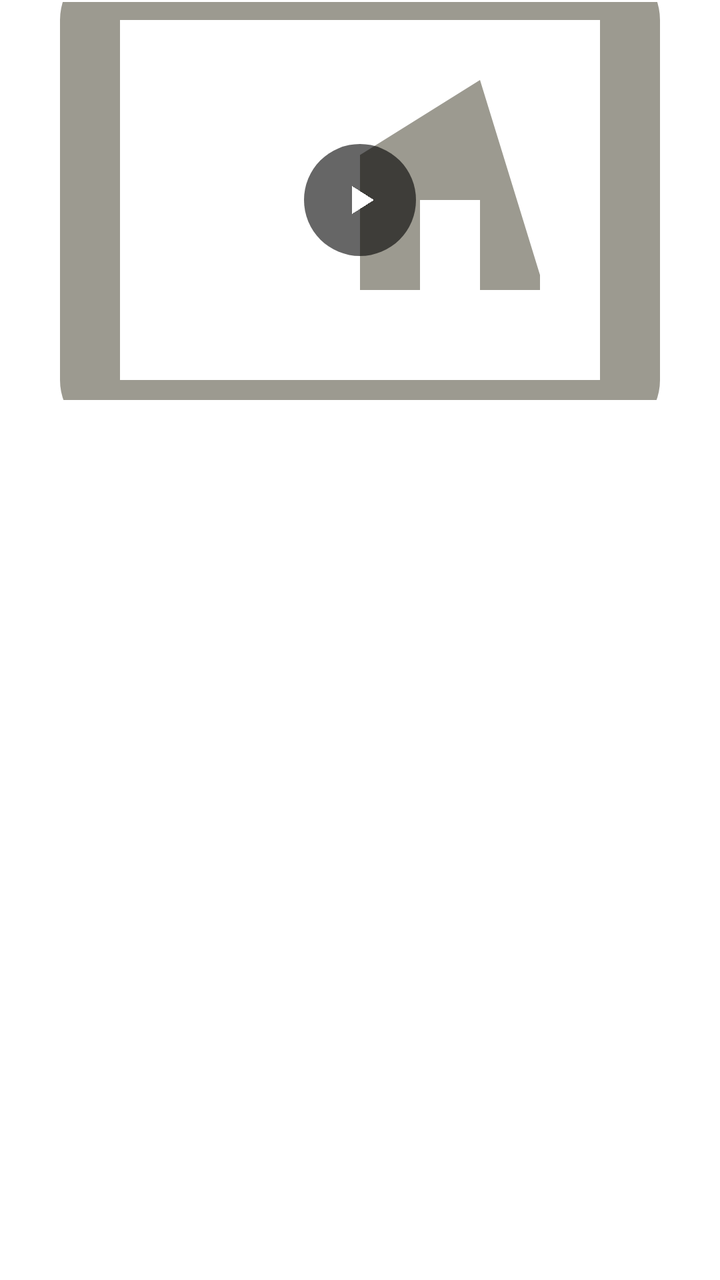
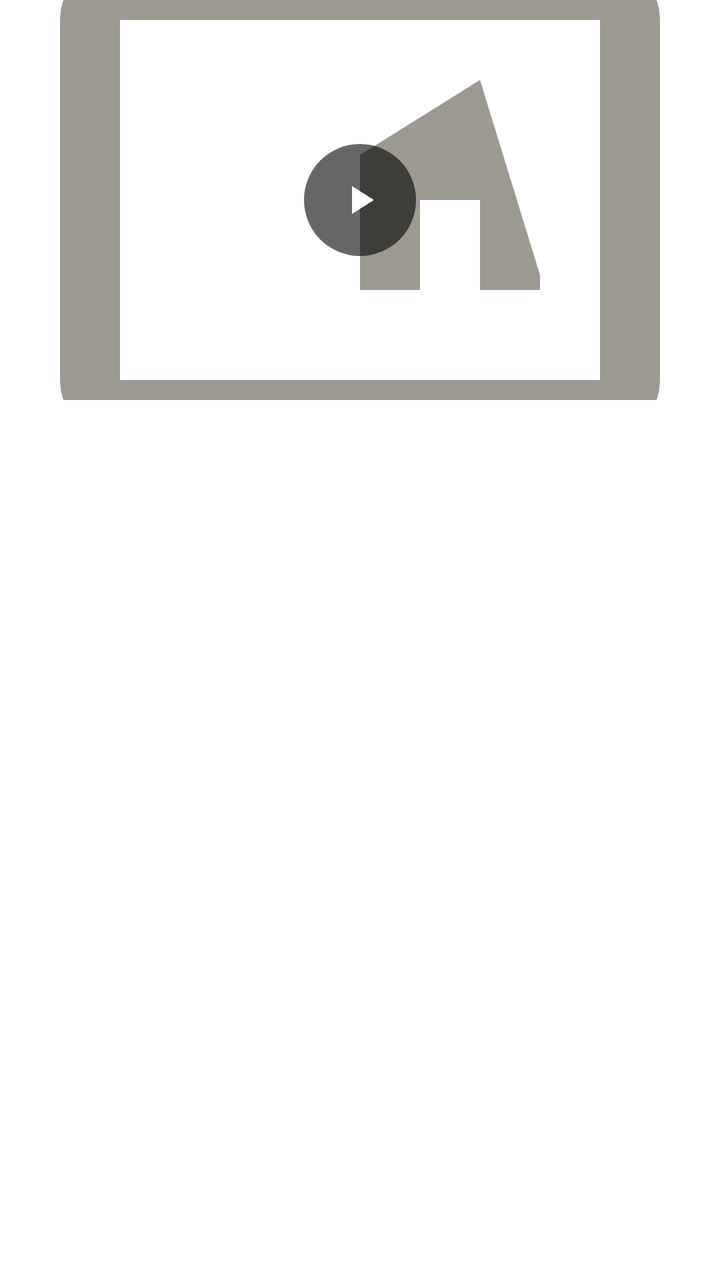

An Android layout rendered at two revisions. The XML below is the earlier revision; the diff shows what the commit changed to produce the second picture.
<!-- AndroidManifest.xml: application theme Theme.Oreshik -->
<!-- res/layout/item_video_preview.xml -->
<?xml version="1.0" encoding="utf-8"?>

<com.google.android.material.card.MaterialCardView
    xmlns:android="http://schemas.android.com/apk/res/android"
    xmlns:app="http://schemas.android.com/apk/res-auto"
    android:layout_width="match_parent"
    android:layout_height="wrap_content"
    android:layout_marginTop="4dp"
    app:cardBackgroundColor="@color/bg_card"
    app:cardCornerRadius="16dp"
    app:strokeWidth="1dp">

    <LinearLayout
        android:layout_width="match_parent"
        android:layout_height="wrap_content"
        android:orientation="vertical">

        <RelativeLayout
            android:layout_width="match_parent"
            android:layout_height="wrap_content">

            
            <ImageView
                android:id="@+id/ivVideoThumbnail"
                android:layout_width="match_parent"
                android:layout_height="200dp"
                android:scaleType="centerCrop"
                android:contentDescription="@string/video_preview"
                android:src="@drawable/ic_video_placeholder" />

            
            <ImageButton
                android:id="@+id/btnPlayVideo"
                android:layout_width="56dp"
                android:layout_height="56dp"
                android:layout_centerInParent="true"
                android:background="@drawable/bg_play_button"
                android:src="@drawable/ic_play_circle"
                android:contentDescription="@string/play_video"
                android:padding="14dp" />

        </RelativeLayout>

        
        <TextView
            android:id="@+id/tvVideoTitle"
            android:layout_width="match_parent"
            android:layout_height="wrap_content"
            android:paddingHorizontal="12dp"
            android:paddingVertical="8dp"
            android:textColor="@color/text_primary"
            android:textSize="14sp"
            android:textStyle="bold"
            android:maxLines="2"
            android:ellipsize="end"
            android:visibility="gone" />

    </LinearLayout>

</com.google.android.material.card.MaterialCardView>
<!-- resources referenced by this layout -->
<resources>
  <color name="bg_card">#FFFFFF</color>
  <color name="text_primary">#2B2A27</color>
  <!-- drawable bg_play_button (drawable) -->
  <?xml version="1.0" encoding="utf-8"?>
  
  <ripple xmlns:android="http://schemas.android.com/apk/res/android"
      android:color="@color/ripple_on_brand">
      <item>
          <shape android:shape="oval">
              <solid android:color="#99000000" />
          </shape>
      </item>
  </ripple>
  <!-- drawable ic_play_circle (drawable) -->
  <?xml version="1.0" encoding="utf-8"?>
  
  <vector xmlns:android="http://schemas.android.com/apk/res/android"
      android:width="24dp"
      android:height="24dp"
      android:viewportWidth="24"
      android:viewportHeight="24">
      <path
          android:fillColor="@color/white"
          android:pathData="M8,5v14l11,-7z" />
  </vector>
  <!-- drawable ic_video_placeholder (drawable) -->
  <?xml version="1.0" encoding="utf-8"?>
  
  <vector xmlns:android="http://schemas.android.com/apk/res/android"
      android:width="24dp"
      android:height="24dp"
      android:viewportWidth="24"
      android:viewportHeight="24">
      <path
          android:fillColor="@color/text_tertiary"
          android:pathData="M4,4h16a2,2 0 0,1 2,2v12a2,2 0 0,1 -2,2H4a2,2 0 0,1 -2,-2V6a2,2 0 0,1 2,-2zm0,2v12h16V6H4zm14,8.5V15h-2v-3h-2v3h-2v-4.5l4,-2.5z" />
  </vector>
  <string name="play_video">Play video</string>
  <string name="video_preview">Video preview</string>
  <color name="ripple_on_brand">#40FFFFFF</color>
  <color name="white">#FFFFFF</color>
  <color name="text_tertiary">#9C9A90</color>
  <color name="colorPrimary">@color/brand_500</color>
  <color name="colorPrimaryVariant">@color/brand_600</color>
  <color name="colorOnPrimary">#002025</color>
  <color name="colorAccent">@color/brand_500</color>
  <color name="colorSurface">@color/bg_card</color>
  <color name="colorOnSurface">@color/text_primary</color>
  <style name="ThemeOverlay.Oreshik.BottomSheetDialog" parent="ThemeOverlay.MaterialComponents.BottomSheetDialog">
          <item name="android:windowBackground">@android:color/transparent</item>
          <item name="android:colorBackgroundFloating">@android:color/transparent</item>
          <item name="bottomSheetStyle">@style/Widget.Oreshik.BottomSheet.Modal</item>
      </style>
  <style name="Widget.Oreshik.CardView" parent="Widget.MaterialComponents.CardView">
          <item name="cardElevation">0dp</item>
          <item name="cardMaxElevation">0dp</item>
          <item name="strokeWidth">0dp</item>
      </style>
  <style name="Widget.Oreshik.Button.Outlined" parent="Widget.MaterialComponents.Button.OutlinedButton">
          <item name="strokeWidth">0dp</item>
      </style>
  <color name="colorBackground">@color/bg_root</color>
  <color name="colorOnBackground">@color/text_primary</color>
  <color name="text_secondary">#6B6963</color>
  <color name="bg_root">#FFFFFF</color>
  <style name="AppWindowAnimation">
          <item name="android:activityOpenEnterAnimation">@anim/activity_open_enter</item>
          <item name="android:activityOpenExitAnimation">@anim/activity_open_exit</item>
          <item name="android:activityCloseEnterAnimation">@anim/activity_close_enter</item>
          <item name="android:activityCloseExitAnimation">@anim/activity_close_exit</item>
      </style>
  <color name="brand_500">#00B8D4</color>
  <color name="brand_600">#00838F</color>
  <style name="Widget.Oreshik.BottomSheet.Modal" parent="Widget.MaterialComponents.BottomSheet.Modal">
          <item name="android:background">@android:color/transparent</item>
          <item name="backgroundTint">@android:color/transparent</item>
      </style>
  <!-- unchanged entries left out for length: 1 -->
</resources>

<!-- the commit's change to res/layout/item_video_preview.xml (unified diff, before → after) -->
@@ -8,7 +8,7 @@
     android:layout_marginTop="4dp"
     app:cardBackgroundColor="@color/bg_card"
     app:cardCornerRadius="16dp"
-    app:strokeWidth="1dp">
+    app:strokeWidth="0dp">
 
     <LinearLayout
         android:layout_width="match_parent"
